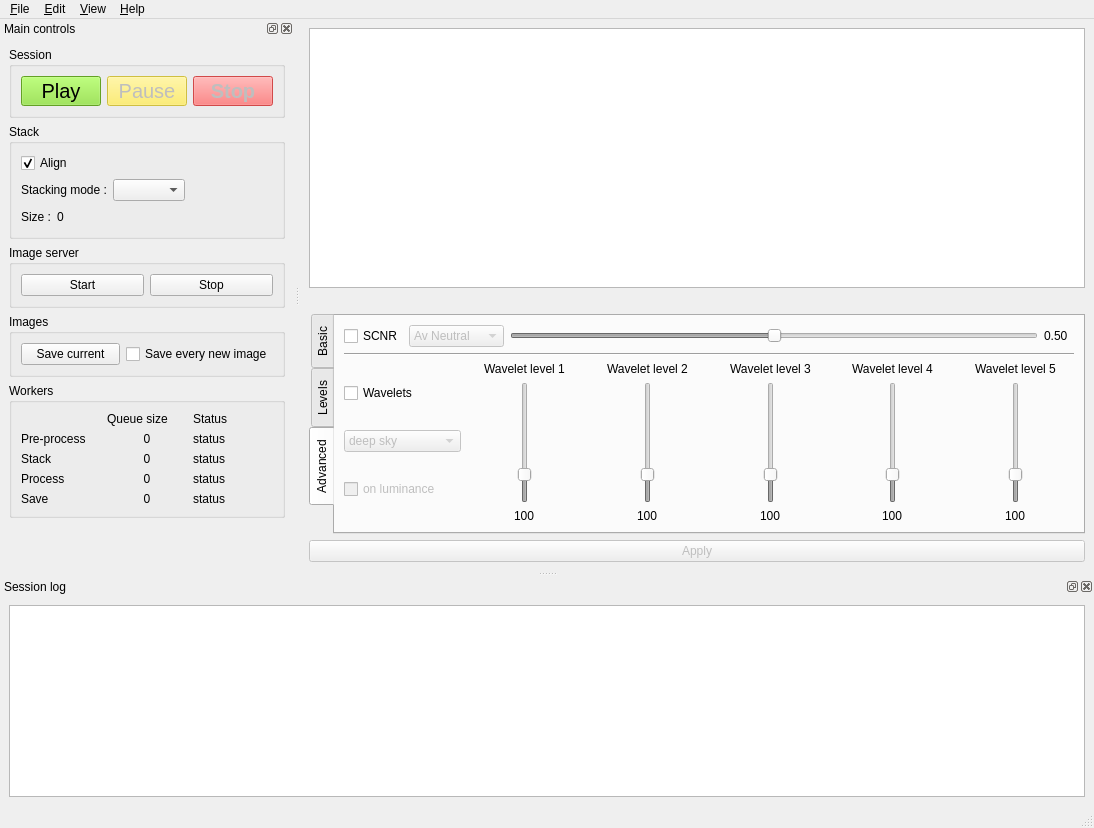
Old version of the form src/als/ui/als_ui.ui in the repository gehelem/als.
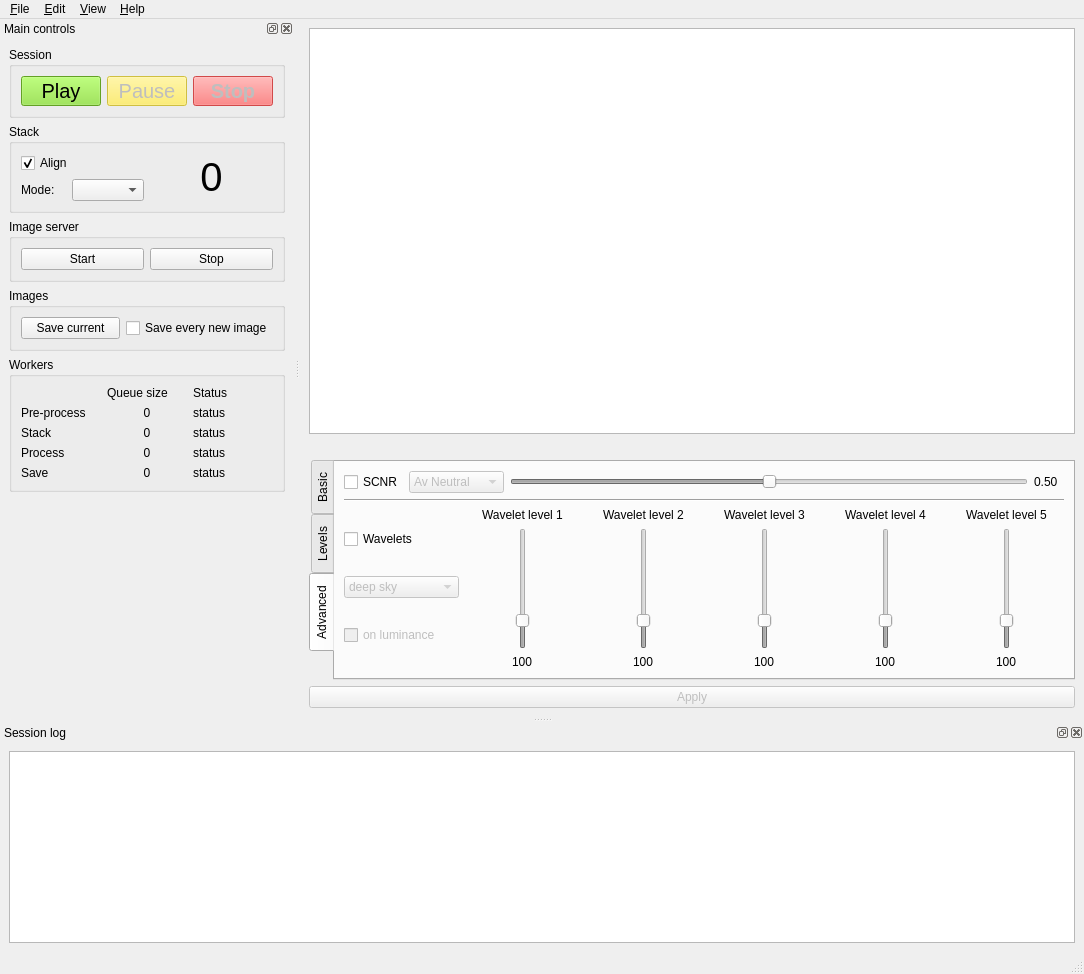
New version of the form. Custom widgets are drawn as their Qt base class.

Commit message: make stack size display bigger

What changed in the file:
```diff
--- a/src/als/ui/als_ui.ui
+++ b/src/als/ui/als_ui.ui
@@ -6,8 +6,8 @@
    <rect>
     <x>0</x>
     <y>0</y>
-    <width>1094</width>
-    <height>828</height>
+    <width>1084</width>
+    <height>974</height>
    </rect>
   </property>
   <property name="minimumSize">
@@ -964,8 +964,8 @@
     <rect>
      <x>0</x>
      <y>0</y>
-     <width>1094</width>
-     <height>25</height>
+     <width>1084</width>
+     <height>23</height>
     </rect>
    </property>
    <widget class="QMenu" name="menu_File">
@@ -1118,6 +1118,8 @@
        <property name="title">
         <string>Stack</string>
        </property>
+       <layout class="QHBoxLayout" name="horizontalLayout_2">
+        <item>
        <layout class="QVBoxLayout" name="verticalLayout_11">
         <item>
          <widget class="QCheckBox" name="chk_align">
@@ -1143,7 +1145,7 @@
           <item>
            <widget class="QLabel" name="label_10">
             <property name="text">
-             <string>Stacking mode :</string>
+               <string>Mode:</string>
             </property>
            </widget>
           </item>
@@ -1157,41 +1159,16 @@
             </property>
            </widget>
           </item>
-          <item>
-           <spacer name="horizontalSpacer_2">
-            <property name="orientation">
-             <enum>Qt::Horizontal</enum>
-            </property>
-            <property name="sizeHint" stdset="0">
-             <size>
-              <width>40</width>
-              <height>20</height>
-             </size>
-            </property>
-           </spacer>
-          </item>
-         </layout>
-        </item>
-        <item>
-         <layout class="QHBoxLayout" name="horizontalLayout_2">
-          <item>
-           <widget class="QLabel" name="label_4">
-            <property name="text">
-             <string>Size :</string>
-            </property>
-           </widget>
+           </layout>
+          </item>
+         </layout>
           </item>
           <item>
            <widget class="QLabel" name="lbl_stack_size">
-            <property name="maximumSize">
-             <size>
-              <width>16777215</width>
-              <height>30</height>
-             </size>
-            </property>
             <property name="font">
              <font>
-              <pointsize>9</pointsize>
+            <pointsize>30</pointsize>
+            <kerning>true</kerning>
              </font>
             </property>
             <property name="text">
@@ -1201,21 +1178,6 @@
              <set>Qt::AlignCenter</set>
             </property>
            </widget>
-          </item>
-          <item>
-           <spacer name="horizontalSpacer">
-            <property name="orientation">
-             <enum>Qt::Horizontal</enum>
-            </property>
-            <property name="sizeHint" stdset="0">
-             <size>
-              <width>40</width>
-              <height>20</height>
-             </size>
-            </property>
-           </spacer>
-          </item>
-         </layout>
         </item>
        </layout>
       </widget>
```
Lines whose indentation alone changed are shown as unchanged.
